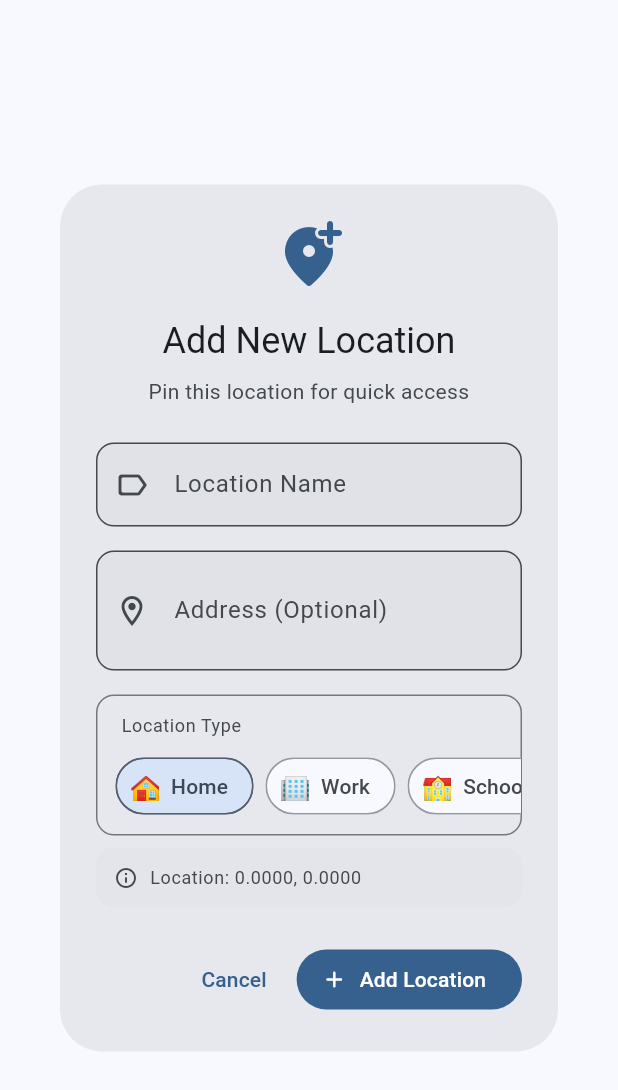
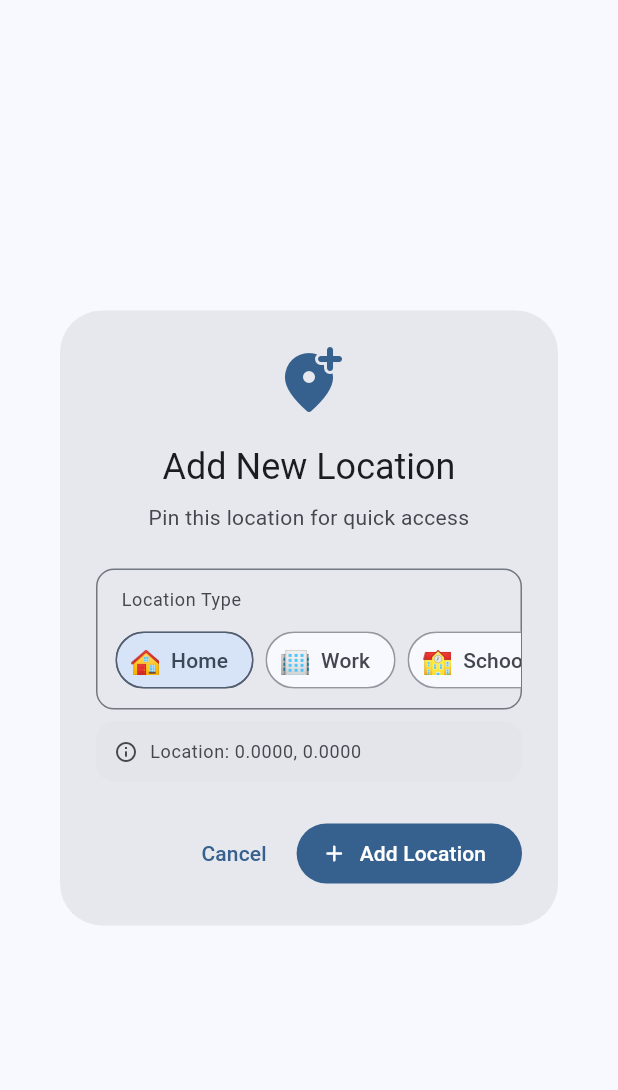
Before and after one commit to viktorinkov/healthmap_ai, a Flutter app: the AddLocationDialog widget shown alone on an empty page, opened directly with empty values, on a phone screen of 412 x 824 dp. Shown: the top 1090 px of the screen. Run offline on Flutter 3.47's test engine with Material 3 defaults, Android fonts, the phone set to English and light mode, and no system bars; our stand-ins replace flutter_dotenv, google_generative_ai, google_maps_flutter, location, sqflite; accounts and stored records are empty.

```diff
--- a/lib/widgets/add_location_dialog.dart
+++ b/lib/widgets/add_location_dialog.dart
@@ -18,17 +18,8 @@ class AddLocationDialog extends StatefulWidget {
 }
 
 class _AddLocationDialogState extends State<AddLocationDialog> {
-  final _nameController = TextEditingController();
-  final _addressController = TextEditingController();
   LocationType _selectedType = LocationType.home;
   bool _isSaving = false;
-
-  @override
-  void dispose() {
-    _nameController.dispose();
-    _addressController.dispose();
-    super.dispose();
-  }
 
   @override
   Widget build(BuildContext context) {
@@ -66,36 +57,6 @@ class _AddLocationDialogState extends State<AddLocationDialog> {
                 textAlign: TextAlign.center,
               ),
               const SizedBox(height: 24),
-              TextField(
-                controller: _nameController,
-                decoration: InputDecoration(
-                  labelText: 'Location Name',
-                  hintText: 'e.g., Home, Office, Gym',
-                  prefixIcon: const Icon(Icons.label_outline_rounded),
-                  border: OutlineInputBorder(
-                    borderRadius: BorderRadius.circular(12),
-                  ),
-                  filled: true,
-                ),
-                textCapitalization: TextCapitalization.words,
-              ),
-              const SizedBox(height: 16),
-              TextField(
-                controller: _addressController,
-                decoration: InputDecoration(
-                  labelText: 'Address (Optional)',
-                  hintText: 'Street address or description',
-                  prefixIcon: const Icon(Icons.location_on_outlined),
-                  border: OutlineInputBorder(
-                    borderRadius: BorderRadius.circular(12),
-                  ),
-                  filled: true,
-                ),
-                textCapitalization: TextCapitalization.words,
-                minLines: 1,
-                maxLines: 2,
-              ),
-              const SizedBox(height: 16),
               Container(
                 decoration: BoxDecoration(
                   border: Border.all(
@@ -215,19 +176,6 @@ class _AddLocationDialogState extends State<AddLocationDialog> {
   }
 
   Future<void> _saveLocation() async {
-    if (_nameController.text.trim().isEmpty) {
-      ScaffoldMessenger.of(context).showSnackBar(
-        SnackBar(
-          content: const Text('Please enter a location name'),
-          behavior: SnackBarBehavior.floating,
-          shape: RoundedRectangleBorder(
-            borderRadius: BorderRadius.circular(10),
-          ),
-        ),
-      );
-      return;
-    }
-
     setState(() {
       _isSaving = true;
     });
@@ -235,13 +183,11 @@ class _AddLocationDialogState extends State<AddLocationDialog> {
     try {
       final location = PinnedLocation(
         id: DateTime.now().millisecondsSinceEpoch.toString(),
-        name: _nameController.text.trim(),
+        name: _selectedType.displayName,
         type: _selectedType,
         latitude: widget.position.latitude,
         longitude: widget.position.longitude,
-        address: _addressController.text.trim().isNotEmpty
-          ? _addressController.text.trim()
-          : null,
+        address: null,
         createdAt: DateTime.now(),
       );
 
```
